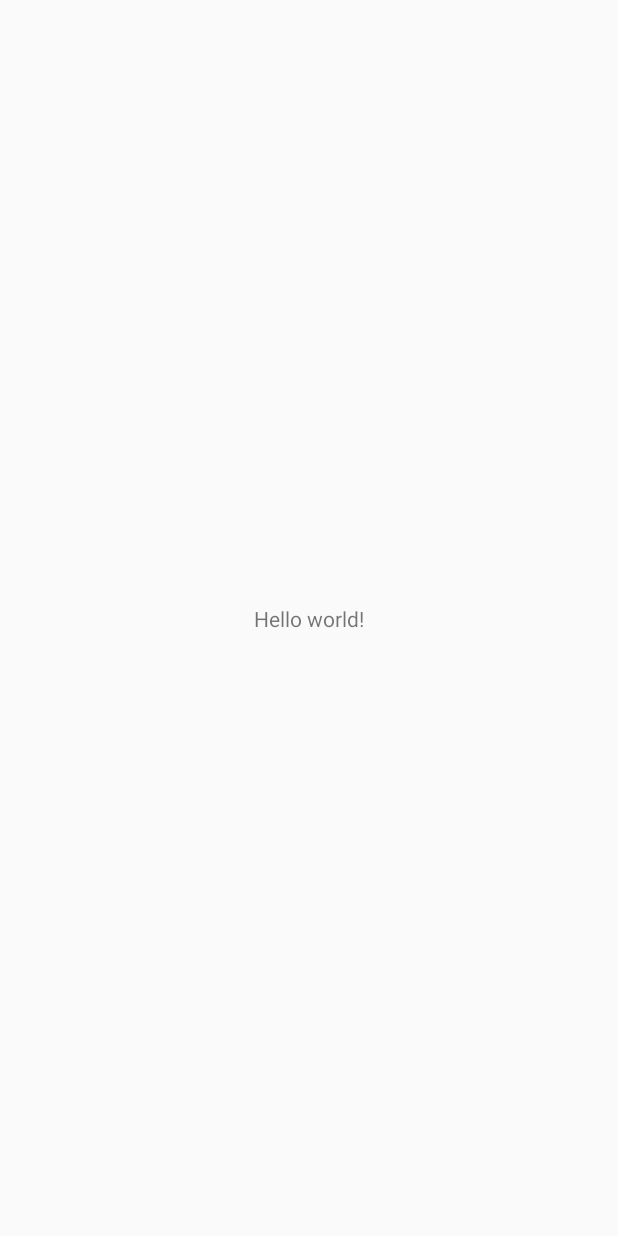
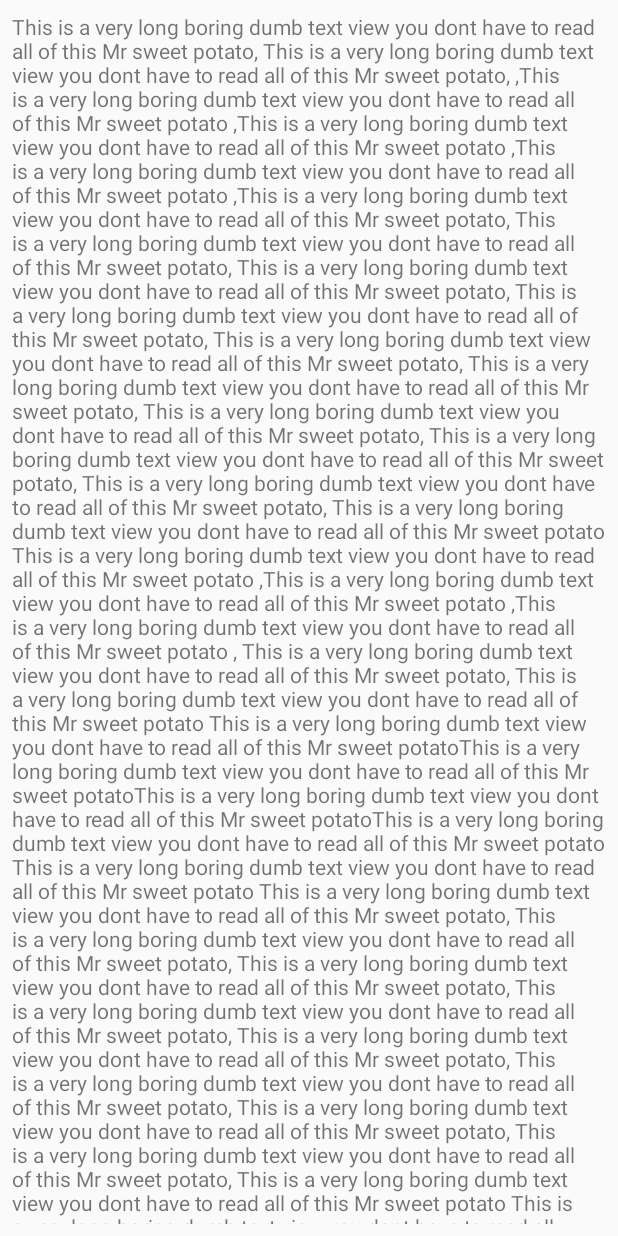
Before and after one commit to DavidMagdyNawar/dps_andriod_sessions, an Android app: the screen it shows after launch (MainActivity), on a phone screen of 412 x 824 dp. Before the commit the screen is almost empty. Run offline under Robolectric (Android 15) with nearby library versions, the phone set to English and light mode, and no system bars.

Commit message:
simple scroll_view

```diff
--- a/app/src/main/res/layout/activity_main.xml
+++ b/app/src/main/res/layout/activity_main.xml
@@ -1,21 +1,27 @@
 <?xml version="1.0" encoding="utf-8"?>
-<androidx.constraintlayout.widget.ConstraintLayout
+<ScrollView
     xmlns:android="http://schemas.android.com/apk/res/android"
-    xmlns:app="http://schemas.android.com/apk/res-auto"
-    xmlns:tools="http://schemas.android.com/tools"
     android:layout_width="match_parent"
     android:layout_height="match_parent"
-    tools:context=".MainActivity">
+    android:layout_margin="8dp">
 
+    <LinearLayout
+        android:layout_width="match_parent"
+        android:layout_height="wrap_content"
+        android:orientation="vertical" >
 
-<TextView
-    android:layout_width="wrap_content"
-    android:layout_height="wrap_content"
-    android:text="Hello world!"
-    app:layout_constraintStart_toStartOf="parent"
-    app:layout_constraintEnd_toEndOf="parent"
-    app:layout_constraintTop_toTopOf="parent"
-    app:layout_constraintBottom_toBottomOf="parent"
-    />
+        <TextView
+            android:id="@+id/tv_long"
+            android:layout_width="wrap_content"
+            android:layout_height="match_parent"
+            android:text="@string/long_text" >
+        </TextView>
 
-</androidx.constraintlayout.widget.ConstraintLayout>
+        <Button
+            android:id="@+id/btn_act"
+            android:layout_width="wrap_content"
+            android:layout_height="wrap_content"
+            android:text="View" >
+        </Button>
+    </LinearLayout>
+</ScrollView>
--- a/app/src/main/res/values/strings.xml
+++ b/app/src/main/res/values/strings.xml
@@ -9,4 +9,52 @@
 
     <string name="hello_first_fragment">Hello first fragment</string>
     <string name="hello_second_fragment">Hello second fragment. Arg: %1$s</string>
+    <string name="long_text">This is a very long boring dumb text view you dont have to read all of this Mr sweet potato,
+        This is a very long boring dumb text view you dont have to read all of this Mr sweet potato,
+        ,This is a very long boring dumb text view you dont have to read all of this Mr sweet potato
+        ,This is a very long boring dumb text view you dont have to read all of this Mr sweet potato
+        ,This is a very long boring dumb text view you dont have to read all of this Mr sweet potato
+        ,This is a very long boring dumb text view you dont have to read all of this Mr sweet potato,
+        This is a very long boring dumb text view you dont have to read all of this Mr sweet potato,
+        This is a very long boring dumb text view you dont have to read all of this Mr sweet potato,
+        This is a very long boring dumb text view you dont have to read all of this Mr sweet potato,
+        This is a very long boring dumb text view you dont have to read all of this Mr sweet potato,
+        This is a very long boring dumb text view you dont have to read all of this Mr sweet potato,
+        This is a very long boring dumb text view you dont have to read all of this Mr sweet potato,
+        This is a very long boring dumb text view you dont have to read all of this Mr sweet potato,
+        This is a very long boring dumb text view you dont have to read all of this Mr sweet potato,
+        This is a very long boring dumb text view you dont have to read all of this Mr sweet potato
+        This is a very long boring dumb text view you dont have to read all of this Mr sweet potato
+        ,This is a very long boring dumb text view you dont have to read all of this Mr sweet potato
+        ,This is a very long boring dumb text view you dont have to read all of this Mr sweet potato
+        ,
+        This is a very long boring dumb text view you dont have to read all of this Mr sweet potato,
+
+        This is a very long boring dumb text view you dont have to read all of this Mr sweet potato
+        This is a very long boring dumb text view you dont have to read all of this Mr sweet potatoThis is a very long boring dumb text view you dont have to read all of this Mr sweet potatoThis is a very long boring dumb text view you dont have to read all of this Mr sweet potatoThis is a very long boring dumb text view you dont have to read all of this Mr sweet potato
+
+        This is a very long boring dumb text view you dont have to read all of this Mr sweet potato
+                This is a very long boring dumb text view you dont have to read all of this Mr sweet potato,
+        This is a very long boring dumb text view you dont have to read all of this Mr sweet potato,
+        This is a very long boring dumb text view you dont have to read all of this Mr sweet potato,
+        This is a very long boring dumb text view you dont have to read all of this Mr sweet potato,
+        This is a very long boring dumb text view you dont have to read all of this Mr sweet potato,
+        This is a very long boring dumb text view you dont have to read all of this Mr sweet potato,
+        This is a very long boring dumb text view you dont have to read all of this Mr sweet potato,
+        This is a very long boring dumb text view you dont have to read all of this Mr sweet potato,
+        This is a very long boring dumb text view you dont have to read all of this Mr sweet potato
+        This is a very long boring dumb text view you dont have to read all of this Mr sweet potato
+        ,This is a very long boring dumb text view you dont have to read all of this Mr sweet potato
+        ,This is a very long boring dumb text view you dont have to read all of this Mr sweet potato
+        ,
+        This is a very long boring dumb text view you dont have to read all of this Mr sweet potato,
+
+        This is a very long boring dumb text view you dont have to read all of this Mr sweet potato
+        This is a very long boring dumb text view you dont have to read all of this Mr sweet potatoThis is a very long boring dumb text view you dont have to read all of this Mr sweet potatoThis is a very long boring dumb text view you dont have to read all of this Mr sweet potatoThis is a very long boring dumb text view you dont have to read all of this Mr sweet potato
+
+        This is a very long boring dumb text view you dont have to read all of this Mr sweet potato
+
+
+
+        This is a very long boring dumb text view you dont have to read all of this Mr sweet potato, This is a very long boring dumb text view you dont have to read all of this Mr sweet potato, This is a very long boring dumb text view you dont have to read all of this Mr sweet potato, This is a very long boring dumb text view you dont have to read all of this Mr sweet potato, This is a very long boring dumb text view you dont have to read all of this Mr sweet potato, This is a very long boring dumb text view you dont have to read all of this Mr sweet potato, This is a very long boring dumb text view you dont have to read all of this Mr sweet potato, This is a very long boring dumb text view you dont have to read all of this Mr sweet potato</string>
 </resources>
```
